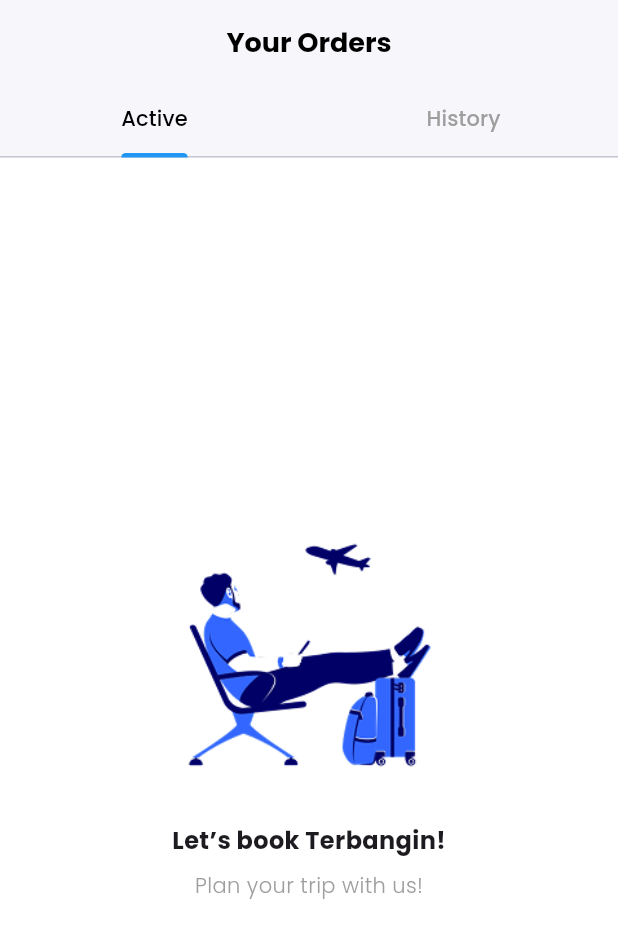
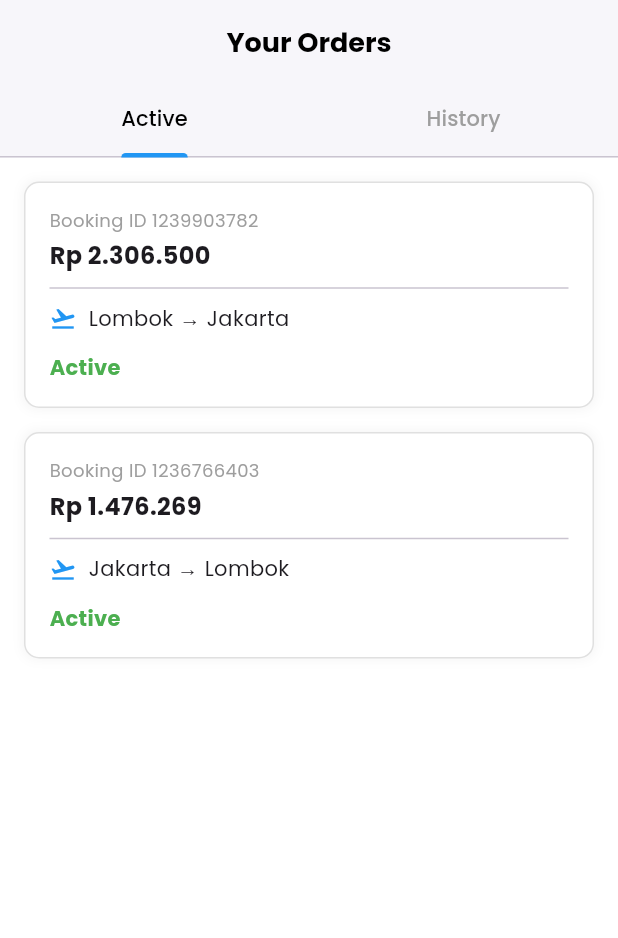
Before and after one commit to Hmlna/Terbangin, a Flutter app: the Order screen opened directly, on a phone screen of 412 x 824 dp. Shown: the top 938 px of the screen. Run offline on Flutter 3.47's test engine with Material 3 defaults, Android fonts, the phone set to English and light mode, and no system bars; our stand-ins replace flutter_svg; missing offline and left inert: svg_flutter.

Commit message:
add active and e-ticket

```diff
--- a/lib/order.dart
+++ b/lib/order.dart
@@ -1,4 +1,5 @@
 import 'package:flutter/material.dart';
+import 'package:terbangin/eticket.dart';
 
 class Order extends StatefulWidget {
   const Order({Key? key}) : super(key: key);
@@ -9,6 +10,19 @@
 
 class _OrderState extends State<Order> with SingleTickerProviderStateMixin {
   late TabController _tabController;
+
+  final List<Map<String, dynamic>> _activeOrders = [
+    {
+      'bookingId': '1239903782',
+      'price': 'Rp 2.306.500',
+      'route': 'Lombok → Jakarta',
+    },
+    {
+      'bookingId': '1236766403',
+      'price': 'Rp 1.476.269',
+      'route': 'Jakarta → Lombok',
+    },
+  ];
 
   @override
   void initState() {
@@ -46,7 +60,7 @@
           indicatorColor: Colors.blue,
           indicatorWeight: 3,
           tabs: const [
-            Tab(text: 'Active',),
+            Tab(text: 'Active'),
             Tab(text: 'History'),
           ],
         ),
@@ -62,39 +76,88 @@
   }
 
   Widget _buildActiveOrders() {
-    // Kalau belum ada order, tampilkan empty state
+  if (_activeOrders.isEmpty) {
     return Center(
       child: Column(
         mainAxisAlignment: MainAxisAlignment.center,
         children: [
-          Image.asset(
-            'assets/traveler-waiting.png',
-            height: 200,
-          ),
+          Image.asset('assets/traveler-waiting.png', height: 200),
           const SizedBox(height: 20),
           const Text(
             "Let’s book Terbangin!",
-            style: TextStyle(
-              fontWeight: FontWeight.bold,
-              fontSize: 16,
-            ),
+            style: TextStyle(fontWeight: FontWeight.bold, fontSize: 16),
           ),
           const SizedBox(height: 8),
           const Text(
             "Plan your trip with us!",
-            style: TextStyle(
-              color: Colors.grey,
-              fontWeight: FontWeight.w300,
-              fontSize: 14,
-            ),
+            style: TextStyle(color: Colors.grey, fontWeight: FontWeight.w300, fontSize: 14),
           ),
         ],
       ),
     );
   }
 
+  return ListView.builder(
+    padding: const EdgeInsets.all(16),
+    itemCount: _activeOrders.length,
+    itemBuilder: (context, index) {
+      final order = _activeOrders[index];
+
+      return GestureDetector(
+        onTap: () {
+          Navigator.push(
+            context,
+            MaterialPageRoute(
+              builder: (context) => ETicket(order: order),
+            ),
+          );
+        },
+        child: Container(
+          margin: const EdgeInsets.only(bottom: 16),
+          decoration: BoxDecoration(
+            color: Colors.white,
+            borderRadius: BorderRadius.circular(10),
+            boxShadow: [
+              BoxShadow(
+                color: Colors.grey.withOpacity(0.1),
+                spreadRadius: 1,
+                blurRadius: 5,
+              ),
+            ],
+            border: Border.all(color: Colors.grey.shade300),
+          ),
+          child: Padding(
+            padding: const EdgeInsets.all(16),
+            child: Column(
+              crossAxisAlignment: CrossAxisAlignment.start,
+              children: [
+                Text("Booking ID ${order['bookingId']}", style: TextStyle(color: Colors.grey, fontSize: 12)),
+                const SizedBox(height: 4),
+                Text(order['price'], style: TextStyle(fontWeight: FontWeight.bold, fontSize: 16)),
+                const Divider(height: 20, thickness: 1),
+                Row(
+                  children: [
+                    Icon(Icons.flight_takeoff, size: 18, color: Colors.blue),
+                    const SizedBox(width: 8),
+                    Text(order['route']),
+                  ],
+                ),
+                const SizedBox(height: 12),
+                Text(
+                  "Active",
+                  style: TextStyle(color: Colors.green, fontWeight: FontWeight.bold),
+                ),
+              ],
+            ),
+          ),
+        ),
+      );
+    },
+  );
+}
+
+
   Widget _buildHistoryOrders() {
-    // Misal history masih kosong
     return Center(
       child: Text(
         "No past orders yet!",
@@ -106,3 +169,34 @@
     );
   }
 }
+
+  // Widget _buildActiveOrders() {
+  //   return Center(
+  //     child: Column(
+  //       mainAxisAlignment: MainAxisAlignment.center,
+  //       children: [
+  //         Image.asset(
+  //           'assets/traveler-waiting.png',
+  //           height: 200,
+  //         ),
+  //         const SizedBox(height: 20),
+  //         const Text(
+  //           "Let’s book Terbangin!",
+  //           style: TextStyle(
+  //             fontWeight: FontWeight.bold,
+  //             fontSize: 16,
+  //           ),
+  //         ),
+  //         const SizedBox(height: 8),
+  //         const Text(
+  //           "Plan your trip with us!",
+  //           style: TextStyle(
+  //             color: Colors.grey,
+  //             fontWeight: FontWeight.w300,
+  //             fontSize: 14,
+  //           ),
+  //         ),
+  //       ],
+  //     ),
+  //   );
+  // }
```
Also changed, not shown: lib/eticket.dart (added, +87 -0 lines).
